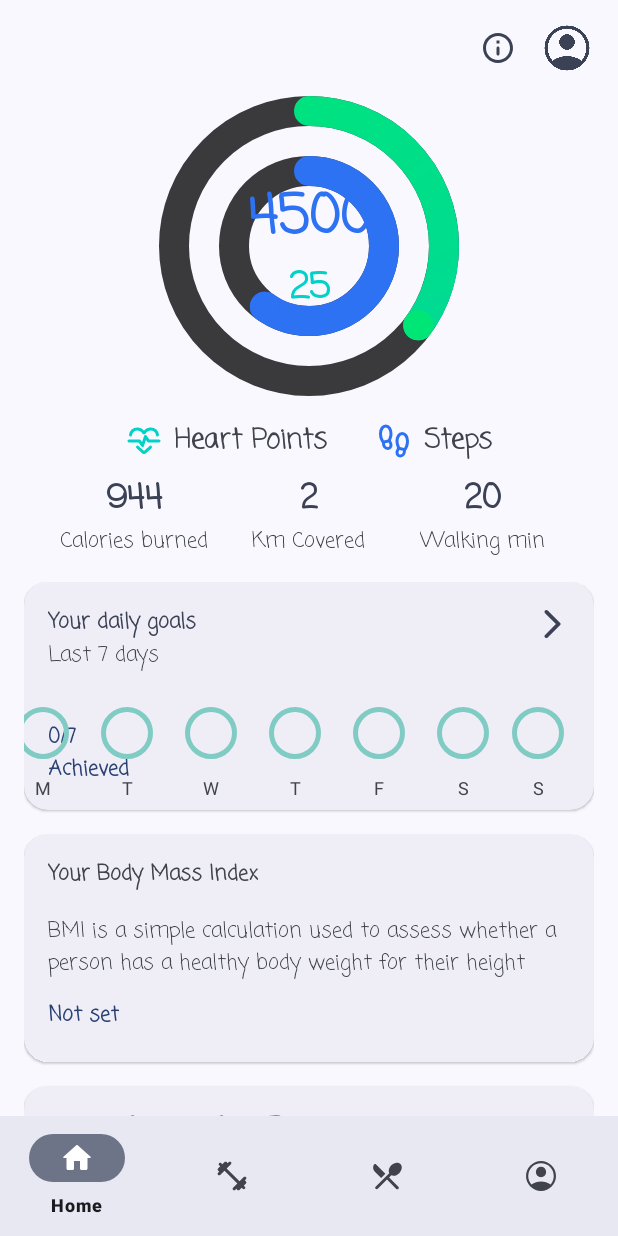
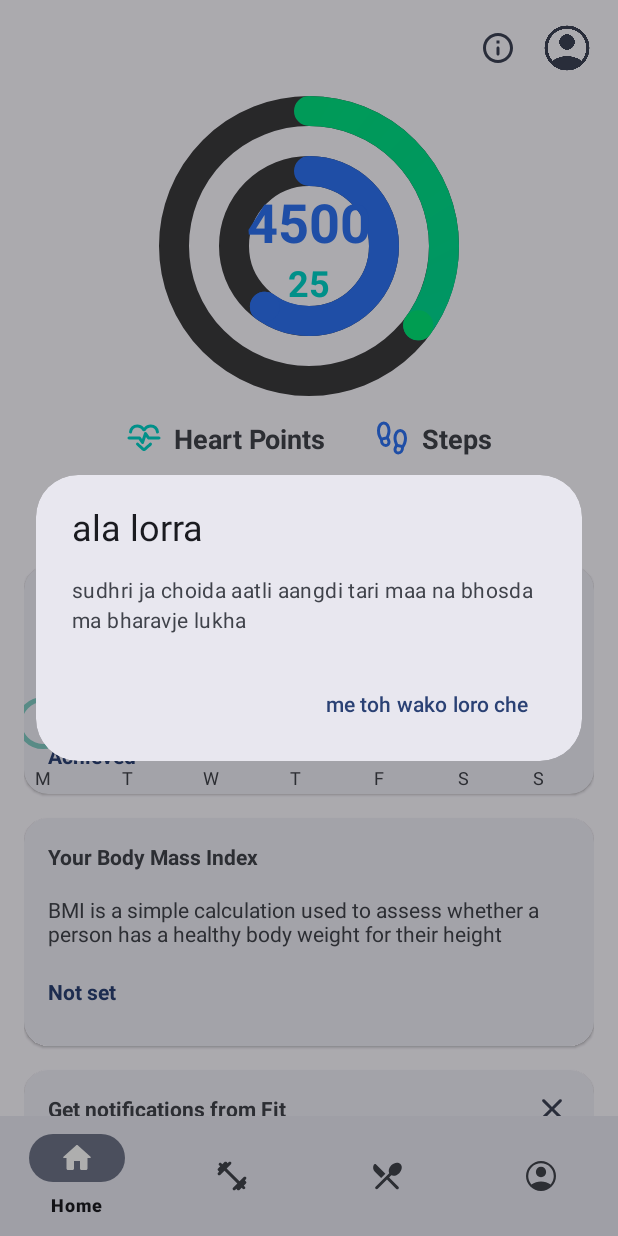
Before and after one commit to rajatt04/FitByKit, an Android app: the home screen opened directly, with no data from a screen before it, after a tap on an icon or button, on a phone screen of 412 x 824 dp. Run offline under Robolectric (Android 15) with nearby library versions, the phone set to English and light mode, and no system bars; our stand-ins replace CircleImageView, navigation-ui.

Commit message:
what da fcuk wrong wid d app

```diff
--- a/app/src/main/java/com/rajatt7z/fitbykit/fragments/home.kt
+++ b/app/src/main/java/com/rajatt7z/fitbykit/fragments/home.kt
@@ -21,6 +21,7 @@ import android.widget.Toast
 import androidx.activity.result.contract.ActivityResultContracts
 import androidx.core.content.edit
 import androidx.fragment.app.Fragment
+import com.google.android.material.dialog.MaterialAlertDialogBuilder
 import com.rajatt7z.fitbykit.R
 import com.rajatt7z.fitbykit.activity.syncFit
 import com.rajatt7z.fitbykit.databinding.FragmentHomeBinding
@@ -129,11 +130,19 @@ class home : Fragment() {
         }
 
         binding.info.setOnClickListener {
-            Toast.makeText(requireContext(), "Custom Dialog Box", Toast.LENGTH_SHORT).show()
+            MaterialAlertDialogBuilder(requireContext())
+                .setTitle("ala lorra")
+                .setMessage("sudhri ja choida aatli aangdi tari maa na bhosda ma bharavje lukha")
+                .setPositiveButton("me toh wako loro che", null)
+                .show()
         }
 
         binding.userImgView.setOnClickListener {
-            Toast.makeText(requireContext(), "User Profile Custom Dialog", Toast.LENGTH_SHORT).show()
+            MaterialAlertDialogBuilder(requireContext())
+                .setTitle("hadd kari madarchod")
+                .setMessage("aa tuj che loru lalit tane tara wishe nai khabar ane akha gaam ni panchat krto")
+                .setPositiveButton("me jhatu chu", null)
+                .show()
         }
 
         binding.btnSync.setOnClickListener {
--- a/app/src/main/res/layout/activity_about_user.xml
+++ b/app/src/main/res/layout/activity_about_user.xml
@@ -22,7 +22,7 @@
             android:layout_height="wrap_content">
 
             <com.google.android.material.imageview.ShapeableImageView
-                android:id="@+id/question"
+                android:id="@+id/questionAboutUser"
                 android:layout_width="wrap_content"
                 android:layout_height="wrap_content"
                 android:layout_gravity="end"
@@ -52,7 +52,7 @@
         android:text="@string/about_user"
         android:textColor="?attr/colorControlActivated"
         android:textSize="18sp"
-        android:fontFamily="casual"
+        android:fontFamily="sans-serif-condensed-medium"
         android:textStyle="bold"
         app:layout_constraintEnd_toEndOf="parent"
         app:layout_constraintStart_toStartOf="parent"
@@ -65,7 +65,7 @@
         android:layout_marginStart="32dp"
         android:layout_marginTop="8dp"
         android:layout_marginEnd="32dp"
-        android:fontFamily="casual"
+        android:fontFamily="sans-serif"
         android:gravity="center"
         android:text="@string/about_user_des"
         android:textColor="?attr/colorControlNormal"
--- a/app/src/main/res/layout/fragment_home.xml
+++ b/app/src/main/res/layout/fragment_home.xml
@@ -56,7 +56,7 @@
         android:text="@string/steps_text"
         android:textColor="#2D72F3"
         android:textSize="36sp"
-        android:fontFamily="casual"
+        android:fontFamily="sans-serif"
         android:textStyle="bold"
         app:layout_constraintBottom_toTopOf="@+id/tv_center_value_bottom"
         app:layout_constraintEnd_toEndOf="@id/circular_progress_view"
@@ -70,7 +70,7 @@
         android:layout_height="wrap_content"
         android:text="@string/hp_text"
         android:textColor="#00D2C8"
-        android:fontFamily="casual"
+        android:fontFamily="sans-serif"
         android:textSize="24sp"
         android:textStyle="bold"
         app:layout_constraintBottom_toBottomOf="@id/circular_progress_view"
@@ -98,7 +98,7 @@
             android:text="@string/set_hp"
             android:textColor="?attr/colorControlNormal"
             android:textStyle="bold"
-            android:fontFamily="casual"
+            android:fontFamily="sans-serif"
             android:textSize="18sp"
             app:drawableTint="#00D2C8" />
 
@@ -112,7 +112,7 @@
             android:text="@string/set_steps"
             android:textColor="?attr/colorControlNormal"
             android:textStyle="bold"
-            android:fontFamily="casual"
+            android:fontFamily="sans-serif"
             android:textSize="18sp"
             app:drawableTint="#2D72F3" />
 
@@ -143,7 +143,7 @@
                 android:id="@+id/tv_cal_value"
                 android:layout_width="wrap_content"
                 android:layout_height="wrap_content"
-                android:fontFamily="casual"
+                android:fontFamily="sans-serif"
                 android:text="@string/calorie"
                 android:textColor="?attr/colorControlActivated"
                 android:textSize="22sp"
@@ -152,7 +152,7 @@
             <com.google.android.material.textview.MaterialTextView
                 android:layout_width="wrap_content"
                 android:layout_height="wrap_content"
-                android:fontFamily="casual"
+                android:fontFamily="sans-serif"
                 android:text="@string/calorie_text"
                 android:textColor="?attr/colorControlNormal" />
         </LinearLayout>
@@ -168,7 +168,7 @@
                 android:id="@+id/tv_km_value"
                 android:layout_width="wrap_content"
                 android:layout_height="wrap_content"
-                android:fontFamily="casual"
+                android:fontFamily="sans-serif"
                 android:text="@string/Km"
                 android:textColor="?attr/colorControlActivated"
                 android:textSize="22sp"
@@ -177,7 +177,7 @@
             <com.google.android.material.textview.MaterialTextView
                 android:layout_width="wrap_content"
                 android:layout_height="wrap_content"
-                android:fontFamily="casual"
+                android:fontFamily="sans-serif"
                 android:text="@string/Km_text"
                 android:textColor="?attr/colorControlNormal" />
         </LinearLayout>
@@ -193,7 +193,7 @@
                 android:id="@+id/tv_walking_min_value"
                 android:layout_width="wrap_content"
                 android:layout_height="wrap_content"
-                android:fontFamily="casual"
+                android:fontFamily="sans-serif"
                 android:text="@string/walking_min"
                 android:textColor="?attr/colorControlActivated"
                 android:textSize="22sp"
@@ -202,7 +202,7 @@
             <com.google.android.material.textview.MaterialTextView
                 android:layout_width="wrap_content"
                 android:layout_height="wrap_content"
-                android:fontFamily="casual"
+                android:fontFamily="sans-serif"
                 android:text="@string/walking_min_text"
                 android:textColor="?attr/colorControlNormal" />
         </LinearLayout>
@@ -250,7 +250,7 @@
                         android:layout_height="wrap_content"
                         android:layout_marginStart="16dp"
                         android:layout_marginTop="16dp"
-                        android:fontFamily="casual"
+                        android:fontFamily="sans-serif"
                         android:text="@string/daily_goals"
                         android:textColor="?attr/colorControlActivated"
                         android:textStyle="bold"
@@ -261,7 +261,7 @@
                         android:id="@+id/materialTextView18"
                         android:layout_width="wrap_content"
                         android:layout_height="wrap_content"
-                        android:fontFamily="casual"
+                        android:fontFamily="sans-serif"
                         android:textColor="?attr/colorControlNormal"
                         android:text="@string/energy_duration"
                         app:layout_constraintStart_toStartOf="@+id/materialTextView17"
@@ -282,7 +282,7 @@
                         android:layout_height="wrap_content"
                         android:layout_marginStart="16dp"
                         android:layout_marginBottom="16dp"
-                        android:fontFamily="casual"
+                        android:fontFamily="sans-serif"
                         android:text="@string/achieved"
                         android:textColor="?attr/colorPrimary"
                         android:textStyle="bold"
@@ -326,7 +326,7 @@
                         android:layout_height="wrap_content"
                         android:layout_marginStart="16dp"
                         android:layout_marginTop="16dp"
-                        android:fontFamily="casual"
+                        android:fontFamily="sans-serif"
                         android:text="@string/bmi_title"
                         android:textStyle="bold"
                         app:layout_constraintStart_toStartOf="parent"
@@ -339,7 +339,7 @@
                         android:layout_marginStart="16dp"
                         android:layout_marginTop="16dp"
                         android:layout_marginEnd="16dp"
-                        android:fontFamily="casual"
+                        android:fontFamily="sans-serif"
                         android:text="@string/bmi_des"
                         android:textAlignment="viewStart"
                         app:layout_constraintEnd_toEndOf="parent"
@@ -353,7 +353,7 @@
                         android:layout_marginStart="16dp"
                         android:layout_marginTop="8dp"
                         android:layout_marginBottom="16dp"
-                        android:fontFamily="casual"
+                        android:fontFamily="sans-serif"
                         android:text="@string/bmi_btn"
                         android:textColor="?attr/colorPrimary"
                         android:textStyle="bold"
@@ -387,7 +387,7 @@
                         android:layout_height="wrap_content"
                         android:layout_marginStart="16dp"
                         android:layout_marginTop="16dp"
-                        android:fontFamily="casual"
+                        android:fontFamily="sans-serif"
                         android:text="@string/notificationTitle"
                         android:textStyle="bold"
                         app:layout_constraintStart_toStartOf="parent"
@@ -410,7 +410,7 @@
                         android:layout_marginStart="16dp"
                         android:layout_marginTop="16dp"
                         android:layout_marginEnd="16dp"
-                        android:fontFamily="casual"
+                        android:fontFamily="sans-serif"
                         android:text="@string/notificationDes"
                         android:textAlignment="viewStart"
                         app:layout_constraintEnd_toEndOf="parent"
@@ -425,7 +425,8 @@
                         android:layout_marginStart="8dp"
                         android:layout_marginTop="16dp"
                         android:layout_marginBottom="8dp"
-                        android:fontFamily="casual"
+                        android:fontFamily="sans-serif"
+                        android:textStyle="bold"
                         android:text="@string/notificationButton"
                         app:layout_constraintBottom_toBottomOf="parent"
                         app:layout_constraintStart_toStartOf="parent"
@@ -457,7 +458,7 @@
                         android:layout_height="wrap_content"
                         android:layout_marginStart="16dp"
                         android:layout_marginTop="16dp"
-                        android:fontFamily="casual"
+                        android:fontFamily="sans-serif"
                         android:text="@string/sync_title"
                         android:textStyle="bold"
                         app:layout_constraintStart_toStartOf="parent"
@@ -480,7 +481,7 @@
                         android:layout_marginStart="16dp"
                         android:layout_marginTop="16dp"
                         android:layout_marginEnd="16dp"
-                        android:fontFamily="casual"
+                        android:fontFamily="sans-serif"
                         android:text="@string/sync_des"
                         android:textAlignment="viewStart"
                         app:layout_constraintEnd_toEndOf="parent"
@@ -496,7 +497,7 @@
                         android:layout_marginTop="16dp"
                         android:layout_marginBottom="8dp"
                         android:text="@string/get_start"
-                        android:fontFamily="casual"
+                        android:fontFamily="sans-serif"
                         android:textStyle="bold"
                         app:layout_constraintBottom_toBottomOf="parent"
                         app:layout_constraintStart_toStartOf="parent"
```
Also changed, not shown: app/src/main/java/com/rajatt7z/fitbykit/activity/AboutUser.kt (+10 -4 lines), app/src/main/java/com/rajatt7z/fitbykit/activity/MainActivity.kt (+7 -2 lines), app/src/main/java/com/rajatt7z/fitbykit/activity/Track.kt (+19 -2 lines), app/src/main/java/com/rajatt7z/fitbykit/fragments/profile.kt (+11 -2 lines), app/src/main/res/layout/activity_heartpoints.xml (+4 -4 lines), app/src/main/res/layout/activity_main.xml (+5 -5 lines), app/src/main/res/layout/activity_steps.xml (+4 -4 lines), app/src/main/res/layout/activity_sync_fit.xml (+4 -4 lines), app/src/main/res/layout/activity_track.xml (+6 -4 lines), app/src/main/res/layout/fragment_profile.xml (+4 -4 lines).
